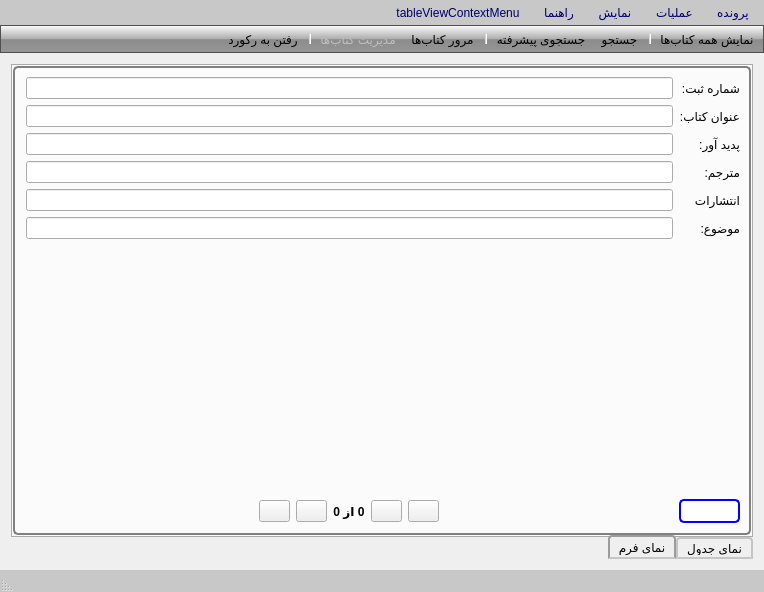
First picture: the form in mainwindow.ui, repository reza-rezvani2052/KetabYab, before the edit.
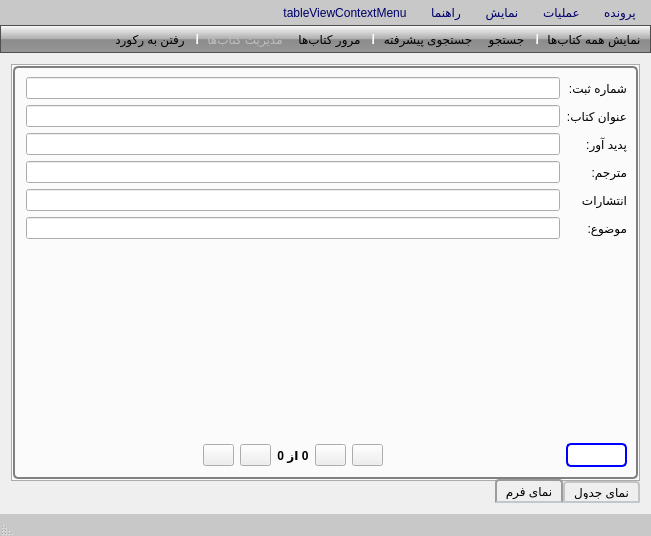
Second picture: the form after the edit. Icons and pictures are not drawn.

Patch:
```diff
--- a/mainwindow.ui
+++ b/mainwindow.ui
@@ -6,8 +6,8 @@
    <rect>
     <x>0</x>
     <y>0</y>
-    <width>764</width>
-    <height>592</height>
+    <width>651</width>
+    <height>536</height>
    </rect>
   </property>
   <property name="windowTitle">
@@ -949,8 +949,8 @@
     <rect>
      <x>0</x>
      <y>0</y>
-     <width>764</width>
-     <height>31</height>
+     <width>651</width>
+     <height>26</height>
     </rect>
    </property>
    <widget class="QMenu" name="mnuFile">
```
Left out of the diff: 10 changed lines with no effect on the pictures.
